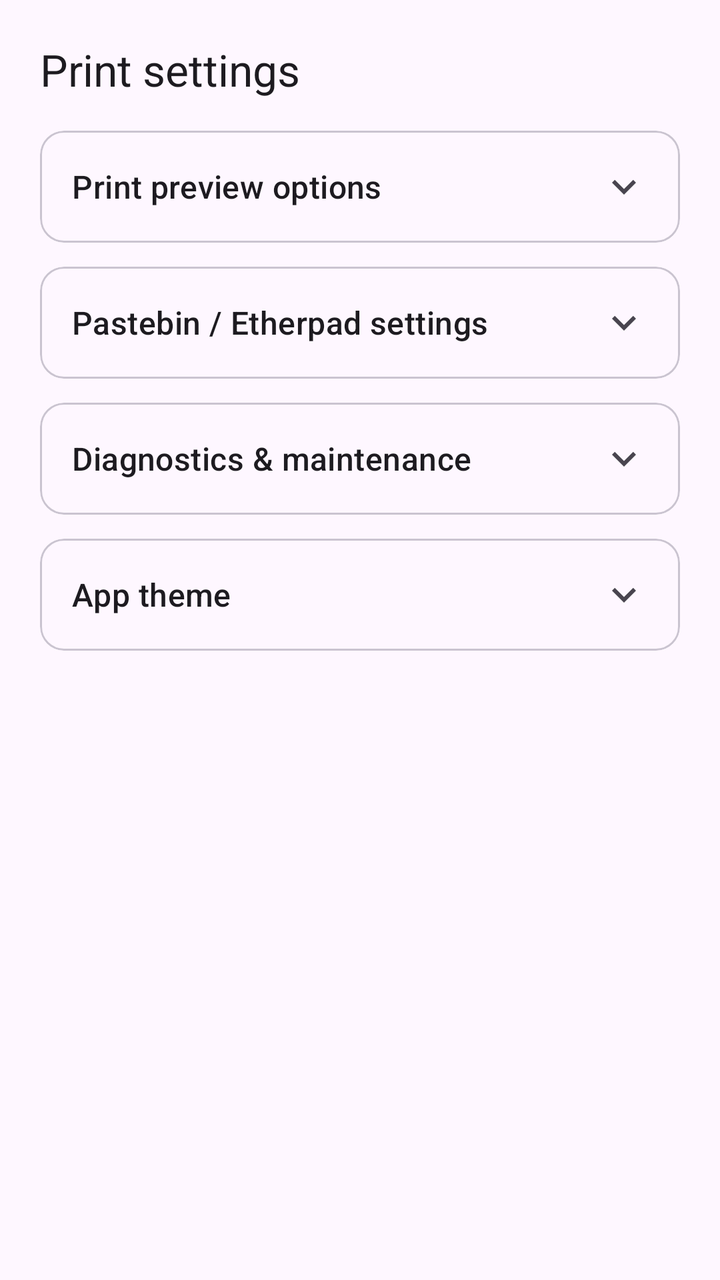
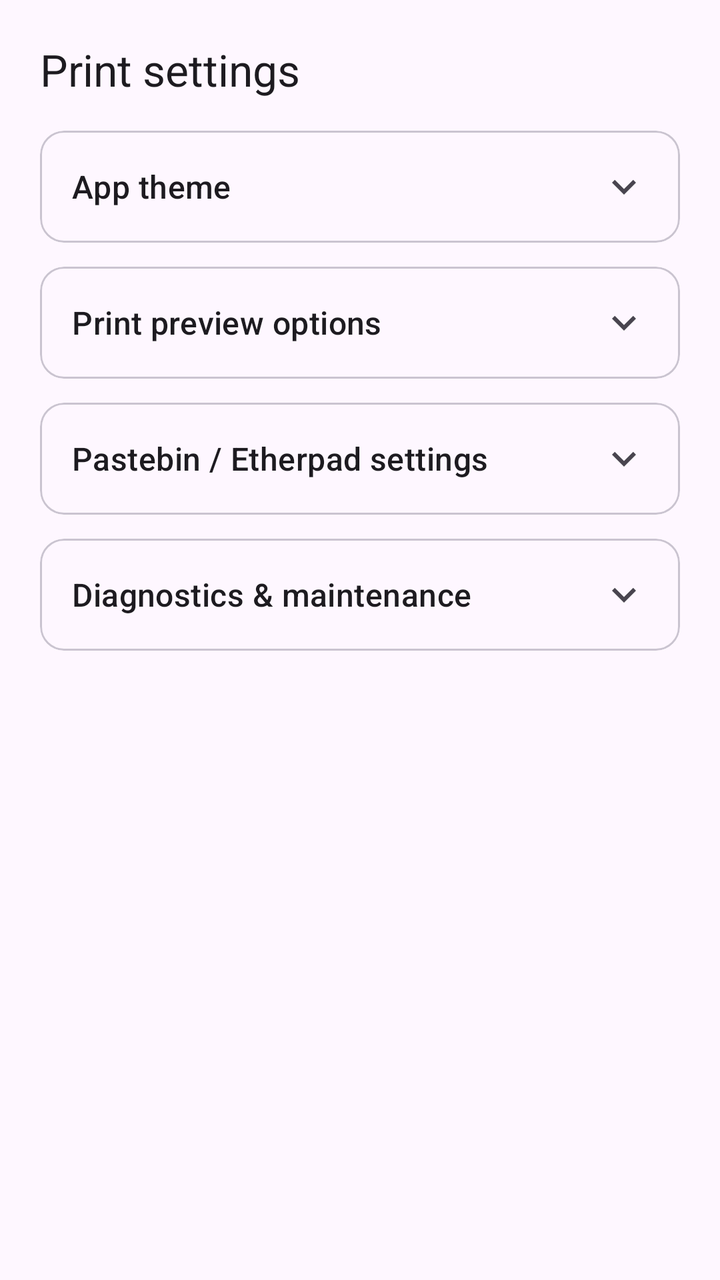

Compare the two renders of this Android layout. The source of the first and the diff that turns it into the second are given below.
<!-- AndroidManifest.xml: application theme Theme.RolloPrint -->
<!-- res/layout/dialog_settings.xml -->
<?xml version="1.0" encoding="utf-8"?>
<ScrollView xmlns:android="http://schemas.android.com/apk/res/android"
    xmlns:app="http://schemas.android.com/apk/res-auto"
    android:layout_width="match_parent"
    android:layout_height="wrap_content"
    android:scrollbars="vertical"
    android:padding="20dp">

    <LinearLayout
        android:layout_width="match_parent"
        android:layout_height="wrap_content"
        android:orientation="vertical">

        <TextView
            android:layout_width="wrap_content"
            android:layout_height="wrap_content"
            android:text="@string/print_settings_title"
            android:textAppearance="?attr/textAppearanceTitleLarge"
            android:textColor="?attr/colorOnSurface"
            android:layout_marginBottom="16dp" />

        
        <com.google.android.material.card.MaterialCardView
            android:layout_width="match_parent"
            android:layout_height="wrap_content"
            android:layout_marginBottom="12dp"
            app:cardCornerRadius="12dp"
            app:cardElevation="0dp"
            app:strokeWidth="1dp"
            app:strokeColor="?attr/colorOutlineVariant">

            <LinearLayout
                android:layout_width="match_parent"
                android:layout_height="wrap_content"
                android:orientation="vertical">

                <LinearLayout
                    android:id="@+id/headerPreviewOptions"
                    android:layout_width="match_parent"
                    android:layout_height="wrap_content"
                    android:orientation="horizontal"
                    android:gravity="center_vertical"
                    android:padding="16dp"
                    android:background="?attr/selectableItemBackground">

                    <TextView
                        android:layout_width="0dp"
                        android:layout_height="wrap_content"
                        android:layout_weight="1"
                        android:text="@string/preview_options_header"
                        android:textAppearance="?attr/textAppearanceTitleMedium"
                        android:textColor="?attr/colorOnSurface" />

                    <ImageView
                        android:id="@+id/ivArrowPreview"
                        android:layout_width="24dp"
                        android:layout_height="24dp"
                        android:src="@drawable/ic_expand_more"
                        android:contentDescription="Toggle Section"
                        app:tint="?attr/colorOnSurfaceVariant" />
                </LinearLayout>

                <LinearLayout
                    android:id="@+id/containerPreviewOptions"
                    android:layout_width="match_parent"
                    android:layout_height="wrap_content"
                    android:orientation="vertical"
                    android:paddingHorizontal="16dp"
                    android:paddingBottom="16dp"
                    android:visibility="gone">

                    
                    <LinearLayout
                        android:layout_width="match_parent"
                        android:layout_height="wrap_content"
                        android:orientation="horizontal"
                        android:gravity="center_vertical"
                        android:paddingVertical="8dp">

                        <LinearLayout
                            android:layout_width="0dp"
                            android:layout_height="wrap_content"
                            android:layout_weight="1"
                            android:orientation="vertical">

                            <TextView
                                android:layout_width="wrap_content"
                                android:layout_height="wrap_content"
                                android:text="@string/preview_local_prints"
                                android:textAppearance="?attr/textAppearanceBodyLarge"
                                android:textColor="?attr/colorOnSurface" />

                            <TextView
                                android:layout_width="wrap_content"
                                android:layout_height="wrap_content"
                                android:text="@string/preview_local_prints_sub"
                                android:textAppearance="?attr/textAppearanceBodySmall"
                                android:textColor="?attr/colorOnSurfaceVariant" />
                        </LinearLayout>

                        <com.google.android.material.materialswitch.MaterialSwitch
                            android:id="@+id/switchLocalPreviewDialog"
                            android:layout_width="wrap_content"
                            android:layout_height="wrap_content" />
                    </LinearLayout>

                    <com.google.android.material.divider.MaterialDivider
                        android:layout_width="match_parent"
                        android:layout_height="wrap_content"
                        android:layout_marginVertical="8dp" />

                    
                    <LinearLayout
                        android:layout_width="match_parent"
                        android:layout_height="wrap_content"
                        android:orientation="horizontal"
                        android:gravity="center_vertical"
                        android:paddingVertical="8dp">

                        <LinearLayout
                            android:layout_width="0dp"
                            android:layout_height="wrap_content"
                            android:layout_weight="1"
                            android:orientation="vertical">

                            <TextView
                                android:layout_width="wrap_content"
                                android:layout_height="wrap_content"
                                android:text="@string/preview_network_prints"
                                android:textAppearance="?attr/textAppearanceBodyLarge"
                                android:textColor="?attr/colorOnSurface" />

                            <TextView
                                android:layout_width="wrap_content"
                                android:layout_height="wrap_content"
                                android:text="@string/preview_network_prints_sub"
                                android:textAppearance="?attr/textAppearanceBodySmall"
                                android:textColor="?attr/colorOnSurfaceVariant" />
                        </LinearLayout>

                        <com.google.android.material.materialswitch.MaterialSwitch
                            android:id="@+id/switchNetworkPreviewDialog"
                            android:layout_width="wrap_content"
                            android:layout_height="wrap_content" />
                    </LinearLayout>
                </LinearLayout>

            </LinearLayout>
        </com.google.android.material.card.MaterialCardView>

        
        <com.google.android.material.card.MaterialCardView
            android:layout_width="match_parent"
            android:layout_height="wrap_content"
            android:layout_marginBottom="12dp"
            app:cardCornerRadius="12dp"
            app:cardElevation="0dp"
            app:strokeWidth="1dp"
            app:strokeColor="?attr/colorOutlineVariant">

            <LinearLayout
                android:layout_width="match_parent"
                android:layout_height="wrap_content"
                android:orientation="vertical">

                <LinearLayout
                    android:id="@+id/headerEtherpad"
                    android:layout_width="match_parent"
                    android:layout_height="wrap_content"
                    android:orientation="horizontal"
                    android:gravity="center_vertical"
                    android:padding="16dp"
                    android:background="?attr/selectableItemBackground">

                    <TextView
                        android:layout_width="0dp"
                        android:layout_height="wrap_content"
                        android:layout_weight="1"
                        android:text="@string/etherpad_header"
                        android:textAppearance="?attr/textAppearanceTitleMedium"
                        android:textColor="?attr/colorOnSurface" />

                    <ImageView
                        android:id="@+id/ivArrowEtherpad"
                        android:layout_width="24dp"
                        android:layout_height="24dp"
                        android:src="@drawable/ic_expand_more"
                        android:contentDescription="Toggle Section"
                        app:tint="?attr/colorOnSurfaceVariant" />
                </LinearLayout>

                <LinearLayout
                    android:id="@+id/containerEtherpad"
                    android:layout_width="match_parent"
                    android:layout_height="wrap_content"
                    android:orientation="vertical"
                    android:paddingHorizontal="16dp"
                    android:paddingBottom="16dp"
                    android:visibility="gone">

                    <com.google.android.material.textfield.TextInputLayout
                        style="@style/Widget.Material3.TextInputLayout.OutlinedBox"
                        android:layout_width="match_parent"
                        android:layout_height="wrap_content"
                        android:hint="@string/etherpad_url_hint">

                        <com.google.android.material.textfield.TextInputEditText
                            android:id="@+id/etEtherpadUrl"
                            android:layout_width="match_parent"
                            android:layout_height="wrap_content"
                            android:inputType="textUri"
                            android:hint="http://example.com:9001/p/notepad" />
                    </com.google.android.material.textfield.TextInputLayout>

                    <com.google.android.material.textfield.TextInputLayout
                        style="@style/Widget.Material3.TextInputLayout.OutlinedBox"
                        android:layout_width="match_parent"
                        android:layout_height="wrap_content"
                        android:hint="Etherpad API Key (Optional)"
                        android:layout_marginTop="8dp">

                        <com.google.android.material.textfield.TextInputEditText
                            android:id="@+id/etEtherpadApiKey"
                            android:layout_width="match_parent"
                            android:layout_height="wrap_content"
                            android:inputType="textPassword" />
                    </com.google.android.material.textfield.TextInputLayout>
                </LinearLayout>

            </LinearLayout>
        </com.google.android.material.card.MaterialCardView>

        
        <com.google.android.material.card.MaterialCardView
            android:layout_width="match_parent"
            android:layout_height="wrap_content"
            android:layout_marginBottom="12dp"
            app:cardCornerRadius="12dp"
            app:cardElevation="0dp"
            app:strokeWidth="1dp"
            app:strokeColor="?attr/colorOutlineVariant">

            <LinearLayout
                android:layout_width="match_parent"
                android:layout_height="wrap_content"
                android:orientation="vertical">

                <LinearLayout
                    android:id="@+id/headerDiagnostics"
                    android:layout_width="match_parent"
                    android:layout_height="wrap_content"
                    android:orientation="horizontal"
                    android:gravity="center_vertical"
                    android:padding="16dp"
                    android:background="?attr/selectableItemBackground">

                    <TextView
                        android:layout_width="0dp"
                        android:layout_height="wrap_content"
                        android:layout_weight="1"
                        android:text="@string/diagnostics_header"
                        android:textAppearance="?attr/textAppearanceTitleMedium"
                        android:textColor="?attr/colorOnSurface" />

                    <ImageView
                        android:id="@+id/ivArrowDiagnostics"
                        android:layout_width="24dp"
                        android:layout_height="24dp"
                        android:src="@drawable/ic_expand_more"
                        android:contentDescription="Toggle Section"
                        app:tint="?attr/colorOnSurfaceVariant" />
                </LinearLayout>

                <LinearLayout
                    android:id="@+id/containerDiagnostics"
                    android:layout_width="match_parent"
                    android:layout_height="wrap_content"
                    android:orientation="vertical"
                    android:paddingHorizontal="16dp"
                    android:paddingBottom="16dp"
                    android:visibility="gone">

                    <com.google.android.material.button.MaterialButton
                        android:id="@+id/btnDiagnostics"
                        style="@style/Widget.Material3.Button.OutlinedButton"
                        android:layout_width="match_parent"
                        android:layout_height="wrap_content"
                        android:text="@string/run_hardware_check" />

                    <com.google.android.material.button.MaterialButton
                        android:id="@+id/btnCheckUpdates"
                        style="@style/Widget.Material3.Button.OutlinedButton"
                        android:layout_width="match_parent"
                        android:layout_height="wrap_content"
                        android:layout_marginTop="8dp"
                        android:text="@string/check_updates" />
                </LinearLayout>

            </LinearLayout>
        </com.google.android.material.card.MaterialCardView>

        
        <com.google.android.material.card.MaterialCardView
            android:layout_width="match_parent"
            android:layout_height="wrap_content"
            android:layout_marginBottom="12dp"
            app:cardCornerRadius="12dp"
            app:cardElevation="0dp"
            app:strokeWidth="1dp"
            app:strokeColor="?attr/colorOutlineVariant">

            <LinearLayout
                android:layout_width="match_parent"
                android:layout_height="wrap_content"
                android:orientation="vertical">

                <LinearLayout
                    android:id="@+id/headerTheme"
                    android:layout_width="match_parent"
                    android:layout_height="wrap_content"
                    android:orientation="horizontal"
                    android:gravity="center_vertical"
                    android:padding="16dp"
                    android:background="?attr/selectableItemBackground">

                    <TextView
                        android:layout_width="0dp"
                        android:layout_height="wrap_content"
                        android:layout_weight="1"
                        android:text="@string/app_theme_header"
                        android:textAppearance="?attr/textAppearanceTitleMedium"
                        android:textColor="?attr/colorOnSurface" />

                    <ImageView
                        android:id="@+id/ivArrowTheme"
                        android:layout_width="24dp"
                        android:layout_height="24dp"
                        android:src="@drawable/ic_expand_more"
                        android:contentDescription="Toggle Section"
                        app:tint="?attr/colorOnSurfaceVariant" />
                </LinearLayout>

                <RadioGroup
                    android:id="@+id/rgAppTheme"
                    android:layout_width="match_parent"
                    android:layout_height="wrap_content"
                    android:orientation="vertical"
                    android:paddingHorizontal="16dp"
                    android:paddingBottom="16dp"
                    android:visibility="gone">

                    <RadioButton
                        android:id="@+id/rbThemeSystem"
                        android:layout_width="wrap_content"
                        android:layout_height="wrap_content"
                        android:text="@string/theme_system" />

                    <RadioButton
                        android:id="@+id/rbThemeDark"
                        android:layout_width="wrap_content"
                        android:layout_height="wrap_content"
                        android:text="@string/theme_dark" />

                    <RadioButton
                        android:id="@+id/rbThemeLight"
                        android:layout_width="wrap_content"
                        android:layout_height="wrap_content"
                        android:text="@string/theme_light" />
                </RadioGroup>

            </LinearLayout>
        </com.google.android.material.card.MaterialCardView>

    </LinearLayout>
</ScrollView>
<!-- resources referenced by this layout -->
<resources>
  <!-- drawable ic_expand_more (drawable) -->
  <vector xmlns:android="http://schemas.android.com/apk/res/android"
      android:width="24dp"
      android:height="24dp"
      android:viewportWidth="24"
      android:viewportHeight="24"
      android:tint="?attr/colorOnSurfaceVariant">
    <path
        android:fillColor="@android:color/white"
        android:pathData="M16.59,8.59L12,13.17 7.41,8.59 6,10l6,6 6,-6z"/>
  </vector>
  <string name="app_theme_header">App theme</string>
  <string name="check_updates">Check for updates</string>
  <string name="diagnostics_header">Diagnostics &amp; maintenance</string>
  <string name="etherpad_header">Pastebin / Etherpad settings</string>
  <string name="etherpad_url_hint">Etherpad / Pastebin URL</string>
  <string name="preview_local_prints">Preview local prints</string>
  <string name="preview_local_prints_sub">Show preview dialog when printing local files</string>
  <string name="preview_network_prints">Preview network prints</string>
  <string name="preview_network_prints_sub">Show preview dialog on phone when network jobs arrive</string>
  <string name="preview_options_header">Print preview options</string>
  <string name="print_settings_title">Print settings</string>
  <string name="run_hardware_check">Run hardware status check</string>
  <string name="theme_dark">Dark theme</string>
  <string name="theme_light">Light theme</string>
  <string name="theme_system">System default</string>
  <style name="Theme.RolloPrint" parent="Base.Theme.RolloPrint" />
  <style name="Base.Theme.RolloPrint" parent="Theme.Material3.DayNight.NoActionBar">
          
          <item name="android:windowLayoutInDisplayCutoutMode" tools:targetApi="p">shortEdges</item>
      </style>
</resources>

<!-- the commit's change to res/layout/dialog_settings.xml (unified diff, before → after) -->
@@ -35,6 +35,85 @@
                 android:orientation="vertical">
 
                 <LinearLayout
+                    android:id="@+id/headerTheme"
+                    android:layout_width="match_parent"
+                    android:layout_height="wrap_content"
+                    android:orientation="horizontal"
+                    android:gravity="center_vertical"
+                    android:padding="16dp"
+                    android:background="?attr/selectableItemBackground">
+
+                    <TextView
+                        android:layout_width="0dp"
+                        android:layout_height="wrap_content"
+                        android:layout_weight="1"
+                        android:text="@string/app_theme_header"
+                        android:textAppearance="?attr/textAppearanceTitleMedium"
+                        android:textColor="?attr/colorOnSurface" />
+
+                    <ImageView
+                        android:id="@+id/ivArrowTheme"
+                        android:layout_width="24dp"
+                        android:layout_height="24dp"
+                        android:src="@drawable/ic_expand_more"
+                        android:contentDescription="Toggle Section"
+                        app:tint="?attr/colorOnSurfaceVariant" />
+                </LinearLayout>
+
+                <LinearLayout
+                    android:id="@+id/containerTheme"
+                    android:layout_width="match_parent"
+                    android:layout_height="wrap_content"
+                    android:orientation="vertical"
+                    android:paddingHorizontal="16dp"
+                    android:paddingBottom="16dp"
+                    android:visibility="gone">
+
+                    <RadioGroup
+                        android:id="@+id/rgAppTheme"
+                        android:layout_width="match_parent"
+                        android:layout_height="wrap_content"
+                        android:orientation="vertical">
+
+                        <RadioButton
+                            android:id="@+id/rbThemeSystem"
+                            android:layout_width="wrap_content"
+                            android:layout_height="wrap_content"
+                            android:text="@string/theme_system" />
+
+                        <RadioButton
+                            android:id="@+id/rbThemeDark"
+                            android:layout_width="wrap_content"
+                            android:layout_height="wrap_content"
+                            android:text="@string/theme_dark" />
+
+                        <RadioButton
+                            android:id="@+id/rbThemeLight"
+                            android:layout_width="wrap_content"
+                            android:layout_height="wrap_content"
+                            android:text="@string/theme_light" />
+                    </RadioGroup>
+                </LinearLayout>
+
+            </LinearLayout>
+        </com.google.android.material.card.MaterialCardView>
+
+        
+        <com.google.android.material.card.MaterialCardView
+            android:layout_width="match_parent"
+            android:layout_height="wrap_content"
+            android:layout_marginBottom="12dp"
+            app:cardCornerRadius="12dp"
+            app:cardElevation="0dp"
+            app:strokeWidth="1dp"
+            app:strokeColor="?attr/colorOutlineVariant">
+
+            <LinearLayout
+                android:layout_width="match_parent"
+                android:layout_height="wrap_content"
+                android:orientation="vertical">
+
+                <LinearLayout
                     android:id="@+id/headerPreviewOptions"
                     android:layout_width="match_parent"
                     android:layout_height="wrap_content"
@@ -299,77 +378,5 @@
             </LinearLayout>
         </com.google.android.material.card.MaterialCardView>
 
-        
-        <com.google.android.material.card.MaterialCardView
-            android:layout_width="match_parent"
-            android:layout_height="wrap_content"
-            android:layout_marginBottom="12dp"
-            app:cardCornerRadius="12dp"
-            app:cardElevation="0dp"
-            app:strokeWidth="1dp"
-            app:strokeColor="?attr/colorOutlineVariant">
-
-            <LinearLayout
-                android:layout_width="match_parent"
-                android:layout_height="wrap_content"
-                android:orientation="vertical">
-
-                <LinearLayout
-                    android:id="@+id/headerTheme"
-                    android:layout_width="match_parent"
-                    android:layout_height="wrap_content"
-                    android:orientation="horizontal"
-                    android:gravity="center_vertical"
-                    android:padding="16dp"
-                    android:background="?attr/selectableItemBackground">
-
-                    <TextView
-                        android:layout_width="0dp"
-                        android:layout_height="wrap_content"
-                        android:layout_weight="1"
-                        android:text="@string/app_theme_header"
-                        android:textAppearance="?attr/textAppearanceTitleMedium"
-                        android:textColor="?attr/colorOnSurface" />
-
-                    <ImageView
-                        android:id="@+id/ivArrowTheme"
-                        android:layout_width="24dp"
-                        android:layout_height="24dp"
-                        android:src="@drawable/ic_expand_more"
-                        android:contentDescription="Toggle Section"
-                        app:tint="?attr/colorOnSurfaceVariant" />
-                </LinearLayout>
-
-                <RadioGroup
-                    android:id="@+id/rgAppTheme"
-                    android:layout_width="match_parent"
-                    android:layout_height="wrap_content"
-                    android:orientation="vertical"
-                    android:paddingHorizontal="16dp"
-                    android:paddingBottom="16dp"
-                    android:visibility="gone">
-
-                    <RadioButton
-                        android:id="@+id/rbThemeSystem"
-                        android:layout_width="wrap_content"
-                        android:layout_height="wrap_content"
-                        android:text="@string/theme_system" />
-
-                    <RadioButton
-                        android:id="@+id/rbThemeDark"
-                        android:layout_width="wrap_content"
-                        android:layout_height="wrap_content"
-                        android:text="@string/theme_dark" />
-
-                    <RadioButton
-                        android:id="@+id/rbThemeLight"
-                        android:layout_width="wrap_content"
-                        android:layout_height="wrap_content"
-                        android:text="@string/theme_light" />
-                </RadioGroup>
-
-            </LinearLayout>
-        </com.google.android.material.card.MaterialCardView>
-
     </LinearLayout>
 </ScrollView>
